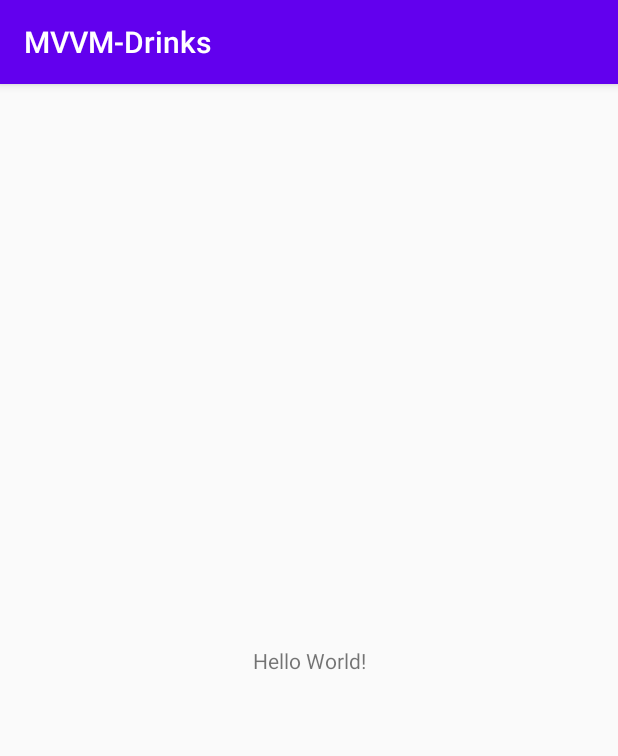
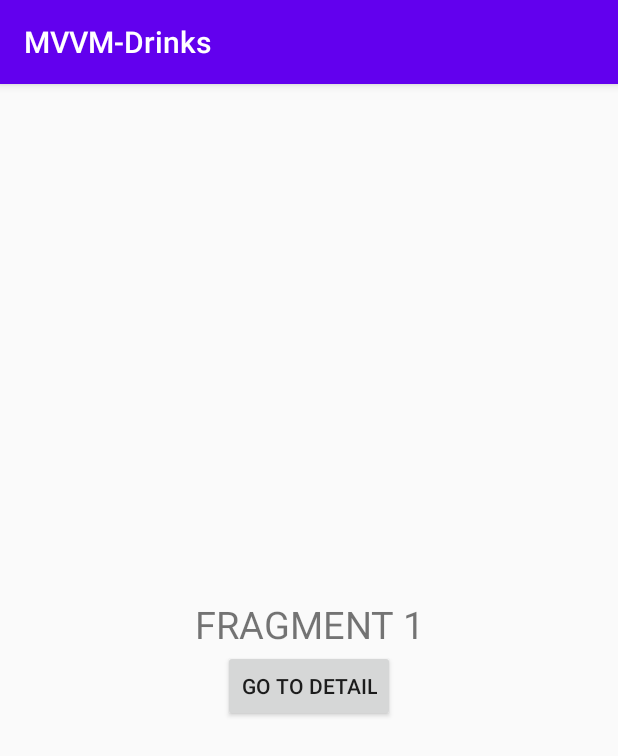
Before and after one commit to germanheinz/MVVM-Drikns-App, an Android app: the screen it shows after launch (MainActivity), on a phone screen of 412 x 824 dp. Shown: the top 756 px of the screen. Run offline under Robolectric (Android 15) with nearby library versions, the phone set to English and light mode, and no system bars; our stand-ins replace navigation-ui; 2 statements that could not run were skipped.

Commit message:
BASIC NAV COMPLETED -

```diff
--- /dev/null
+++ b/app/src/main/java/com/example/mvvm_drinks/ui/MainFragment.kt
@@ -0,0 +1,35 @@
+package com.example.mvvm_drinks.ui
+
+import android.os.Bundle
+import androidx.fragment.app.Fragment
+import android.view.LayoutInflater
+import android.view.View
+import android.view.ViewGroup
+import androidx.navigation.fragment.findNavController
+
+import com.example.mvvm_drinks.R
+import kotlinx.android.synthetic.main.fragment_main.*
+
+class MainFragment : Fragment() {
+
+
+    override fun onCreate(savedInstanceState: Bundle?) {
+        super.onCreate(savedInstanceState)
+    }
+
+    override fun onCreateView(
+        inflater: LayoutInflater, container: ViewGroup?,
+        savedInstanceState: Bundle?
+    ): View? {
+        // Inflate the layout for this fragment
+        return inflater.inflate(R.layout.fragment_main, container, false)
+    }
+    // TODO - NAV - 4 - OVERRIDE METHOD TO ACCESS AT BUTTON AFTER ONCREATEVIEW
+    override fun onViewCreated(view: View, savedInstanceState: Bundle?) {
+        super.onViewCreated(view, savedInstanceState)
+
+        buttonToGoDetail.setOnClickListener {
+            findNavController().navigate(R.id.detailMovie)
+        }
+    }
+}
--- a/app/src/main/res/layout/activity_main.xml
+++ b/app/src/main/res/layout/activity_main.xml
@@ -6,13 +6,19 @@
     android:layout_height="match_parent"
     tools:context=".MainActivity">
 
-    <TextView
-        android:layout_width="wrap_content"
-        android:layout_height="wrap_content"
-        android:text="Hello World!"
-        app:layout_constraintBottom_toBottomOf="parent"
+
+    <!-- TODO NAV 5 - THIS IT'S REALLY IMPORTANT, EVERY FRAGMENT ARE GOING TO INFLATE BECAUSE OF THIS-->
+    <androidx.fragment.app.FragmentContainerView
+        android:id="@+id/nav_host_fragment"
+        android:name="androidx.navigation.fragment.NavHostFragment"
+        android:layout_width="0dp"
+        android:layout_height="0dp"
         app:layout_constraintLeft_toLeftOf="parent"
         app:layout_constraintRight_toRightOf="parent"
-        app:layout_constraintTop_toTopOf="parent" />
+        app:layout_constraintTop_toTopOf="parent"
+        app:layout_constraintBottom_toBottomOf="parent"
+
+        app:defaultNavHost="true"
+        app:navGraph="@navigation/nav_graph" />
 
 </androidx.constraintlayout.widget.ConstraintLayout>
--- /dev/null
+++ b/app/src/main/res/layout/fragment_main.xml
@@ -0,0 +1,23 @@
+<?xml version="1.0" encoding="utf-8"?>
+<LinearLayout xmlns:android="http://schemas.android.com/apk/res/android"
+    xmlns:tools="http://schemas.android.com/tools"
+    android:layout_width="match_parent"
+    android:layout_height="match_parent"
+    android:gravity="center"
+    android:orientation="vertical"
+    tools:context=".ui.MainFragment">
+
+    <TextView
+        android:layout_width="match_parent"
+        android:layout_height="wrap_content"
+        android:gravity="center"
+        android:text="FRAGMENT 1"
+        android:textSize="25sp"/>
+
+    <Button
+        android:id="@+id/buttonToGoDetail"
+        android:layout_width="wrap_content"
+        android:layout_height="wrap_content"
+        android:text="Go to Detail"/>
+
+</LinearLayout>
--- /dev/null
+++ b/app/src/main/res/navigation/nav_graph.xml
@@ -0,0 +1,22 @@
+<?xml version="1.0" encoding="utf-8"?>
+<navigation xmlns:android="http://schemas.android.com/apk/res/android"
+    xmlns:app="http://schemas.android.com/apk/res-auto"
+    xmlns:tools="http://schemas.android.com/tools"
+    android:id="@+id/main_graph"
+    app:startDestination="@id/mainFragment">
+
+    <fragment
+        android:id="@+id/mainFragment"
+        android:name="com.example.mvvm_drinks.ui.MainFragment"
+        android:label="Movies"
+        tools:layout="@layout/fragment_main">
+        <action
+            android:id="@+id/action_mainFragment_to_detailMovie"
+            app:destination="@id/detailMovie" />
+    </fragment>
+    <fragment
+        android:id="@+id/detailMovie"
+        android:name="com.example.mvvm_drinks.ui.DetailMovie"
+        android:label="Detail"
+        tools:layout="@layout/fragment_detail_movie" />
+</navigation>
--- a/app/src/main/res/values/strings.xml
+++ b/app/src/main/res/values/strings.xml
@@ -1,3 +1,6 @@
 <resources>
     <string name="app_name">MVVM-Drinks</string>
+
+    <!-- TODO: Remove or change this placeholder text -->
+    <string name="hello_blank_fragment">Hello blank fragment</string>
 </resources>
```
Also changed, not shown: app/build.gradle (+7 -0 lines), app/src/main/java/com/example/mvvm_drinks/MainActivity.kt (+17 -0 lines), app/src/main/java/com/example/mvvm_drinks/ui/DetailMovie.kt (added, +25 -0 lines), app/src/main/res/layout/fragment_detail_movie.xml (added, +24 -0 lines).
